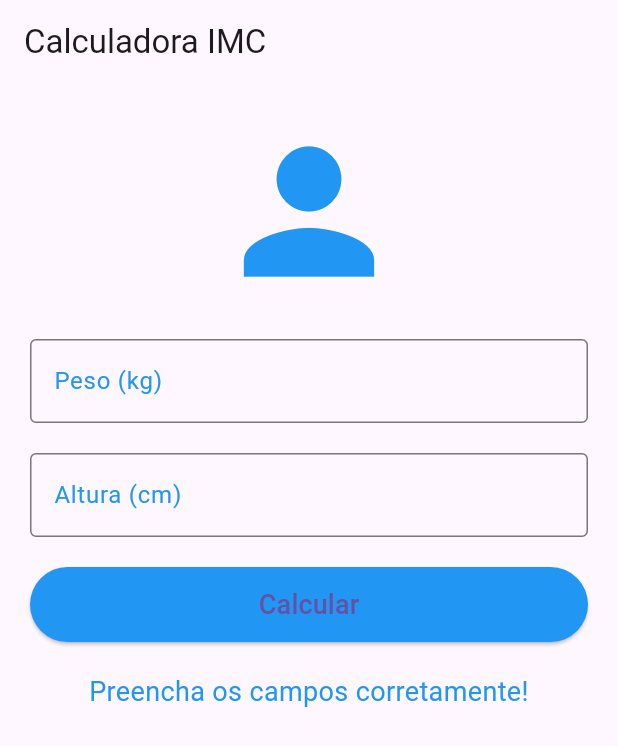
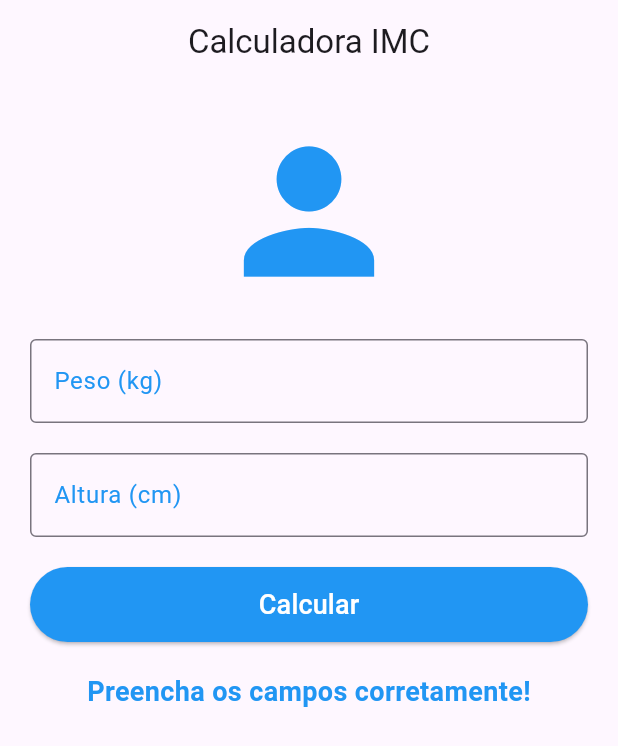
Before and after one commit to Rodrigokaki/flutter-calculadora-imc, a Flutter app: the screen it shows after launch, after a tap on "Calcular", on a phone screen of 412 x 824 dp. Shown: the top 746 px of the screen. Run offline on Flutter 3.47's test engine with Material 3 defaults, Android fonts, the phone set to English and light mode, and no system bars.

Commit message:
restructure styles and constants

```diff
--- /dev/null
+++ b/lib/constants/constants.dart
@@ -0,0 +1,16 @@
+class AppValueLimits {
+  static const double maxPeso = 635;
+  static const double minPeso = 2;
+  static const double maxAltura = 272;
+  static const double minAltura = 15;
+}
+
+class AppIMCValues {
+  static const double imcMagrezaGrave = 16;
+  static const double imcMagrezaModerada = 16.9;
+  static const double imcMagrezaLeve = 18.5;
+  static const double imcPesoIdeal = 24.9;
+  static const double imcSobrepeso = 29.9;
+  static const double imcObesidade1 = 34.9;
+  static const double imcObesidade2 = 39.9;
+}
--- a/lib/main.dart
+++ b/lib/main.dart
@@ -1,5 +1,5 @@
 import 'package:flutter/material.dart';
-import 'imc_page.dart';
+import 'views/imc_page.dart';
 
 void main() {
   runApp(CalculadoraIMCApp());
--- a/lib/styles.dart
+++ /dev/null
@@ -1,5 +0,0 @@
-import 'package:flutter/material.dart';
-
-const primaryColor = Colors.blue;
-
-const resultTextStyle = TextStyle(fontSize: 18, color: primaryColor);
--- /dev/null
+++ b/lib/styles/styles.dart
@@ -0,0 +1,34 @@
+import 'package:flutter/material.dart';
+
+class AppColors{
+  static const primaryColor = Colors.blue;
+  static const secondaryColor = Colors.white;
+}
+
+class AppTextStyles {
+  static const resultTextStyle = TextStyle(
+    fontSize: 18,
+    color: AppColors.primaryColor,
+    fontWeight: FontWeight.bold,
+  );
+
+  static const inputLabelStyle = TextStyle(
+    color: AppColors.primaryColor,
+    fontSize: 16,
+  );
+
+  static ButtonStyle buttonStyle = ElevatedButton.styleFrom(
+      backgroundColor: AppColors.primaryColor,
+      minimumSize: Size(double.infinity, 50)
+  );
+
+  static const buttonTextStyles = TextStyle(
+    fontSize: 18,
+    color: AppColors.secondaryColor,
+  );
+}
+
+class AppSpacing {
+  static const double defaultPadding = 20.0;
+  static const double spaceBetween = 20;
+}
--- a/lib/value_controller.dart
+++ /dev/null
@@ -1,13 +0,0 @@
-const double maxPeso = 635; // kg
-const double minPeso = 2; // kg
-const double maxAltura = 272; // cm
-const double minAltura = 15; // cm
-
-//Classificação IMC
-const double imcMagrezaGrave = 16;
-const double imcMagrezaModerada = 16.9;
-const double imcMagrezaLeve = 18.5;
-const double imcPesoIdeal = 24.9;
-const double imcSobrepeso = 29.9;
-const double imcObesidade1 = 34.9;
-const double imcObesidade2 = 39.9;
--- a/lib/imc_page.dart
+++ b/lib/views/imc_page.dart
@@ -1,6 +1,6 @@
 import 'package:flutter/material.dart';
-import 'styles.dart';
-import 'value_controller.dart';
+import '../styles/styles.dart';
+import '../constants/constants.dart';
 
 class IMCPage extends StatefulWidget {
   @override
@@ -21,13 +21,13 @@ class _IMCPageState extends State<IMCPage> {
       return;
     }
 
-    if (peso < minPeso || peso > maxPeso) {
-      setState(() => resultado = "Peso inválido. Deve ser entre $minPeso kg e $maxPeso kg.");
+    if (peso < AppValueLimits.minPeso || peso > AppValueLimits.maxPeso) {
+      setState(() => resultado = "Peso inválido. Deve ser entre $AppValueLimits.minPeso kg e $AppValueLimits.maxPeso kg.");
       return;
     }
 
-    if (alturaCm < minAltura || alturaCm > maxAltura) {
-      setState(() => resultado = "Altura inválida. Deve ser entre $minAltura cm e $maxAltura cm.");
+    if (alturaCm < AppValueLimits.minAltura || alturaCm > AppValueLimits.maxAltura) {
+      setState(() => resultado = "Altura inválida. Deve ser entre $AppValueLimits.minAltura cm e $AppValueLimits.maxAltura cm.");
       return;
     }
 
@@ -35,19 +35,19 @@ class _IMCPageState extends State<IMCPage> {
     final imc = peso / (alturaM * alturaM);
 
     String classificacao;
-    if (imc < imcMagrezaGrave) {
+    if (imc < AppIMCValues.imcMagrezaGrave) {
       classificacao = "Magreza grave";
-    } else if (imc < imcMagrezaModerada) {
+    } else if (imc < AppIMCValues.imcMagrezaModerada) {
       classificacao = "Magreza moderada";
-    } else if (imc < imcMagrezaLeve) {
+    } else if (imc < AppIMCValues.imcMagrezaLeve) {
       classificacao = "Magreza leve";
-    } else if (imc <= imcPesoIdeal) {
+    } else if (imc <= AppIMCValues.imcPesoIdeal) {
       classificacao = "Peso ideal";
-    } else if (imc <= imcSobrepeso) {
+    } else if (imc <= AppIMCValues.imcSobrepeso) {
       classificacao = "Sobrepeso";
-    } else if (imc <= imcObesidade1) {
+    } else if (imc <= AppIMCValues.imcObesidade1) {
       classificacao = "Obesidade grau 1";
-    } else if (imc <= imcObesidade2) {
+    } else if (imc <= AppIMCValues.imcObesidade2) {
       classificacao = "Obesidade grau 2";
     } else {
       classificacao = "Obesidade grau 3";
@@ -61,44 +61,41 @@ class _IMCPageState extends State<IMCPage> {
   @override
   Widget build(BuildContext context) {
     return Scaffold(
-      appBar: AppBar(title: Text("Calculadora IMC")),
+      appBar: AppBar(title: Center(child: Text("Calculadora IMC"))),
       body: Padding(
-        padding: const EdgeInsets.all(20.0),
+        padding: const EdgeInsets.all(AppSpacing.defaultPadding),
         child: Column(
           mainAxisAlignment: MainAxisAlignment.start,
           children: [
-            Icon(Icons.person, size: 130, color: primaryColor),
-            SizedBox(height: 20),
+            Icon(Icons.person, size: 130, color: AppColors.primaryColor),
+            SizedBox(height: AppSpacing.spaceBetween),
             TextField(
               controller: pesoController,
               keyboardType: TextInputType.number,
               decoration: InputDecoration(
                 labelText: "Peso (kg)",
-                labelStyle: TextStyle(color: primaryColor),
+                labelStyle: AppTextStyles.inputLabelStyle,
                 border: OutlineInputBorder(),
               ),
             ),
-            SizedBox(height: 20),
+            SizedBox(height: AppSpacing.spaceBetween),
             TextField(
               controller: alturaController,
               keyboardType: TextInputType.number,
               decoration: InputDecoration(
                 labelText: "Altura (cm)",
-                labelStyle: TextStyle(color: primaryColor),
+                labelStyle: AppTextStyles.inputLabelStyle,
                 border: OutlineInputBorder(),
               ),
             ),
-            SizedBox(height: 20),
+            SizedBox(height: AppSpacing.spaceBetween),
             ElevatedButton(
               onPressed: calcularIMC,
-              style: ElevatedButton.styleFrom(
-                backgroundColor: primaryColor,
-                minimumSize: Size(double.infinity, 50),
-              ),
-              child: Text("Calcular", style: TextStyle(fontSize: 18)),
+              style: AppTextStyles.buttonStyle,
+              child: Text("Calcular", style: AppTextStyles.buttonTextStyles),
             ),
-            SizedBox(height: 20),
-            Text(resultado, style: resultTextStyle, textAlign: TextAlign.center),
+            SizedBox(height: AppSpacing.spaceBetween),
+            Text(resultado, style: AppTextStyles.resultTextStyle, textAlign: TextAlign.center),
           ],
         ),
       ),
```
